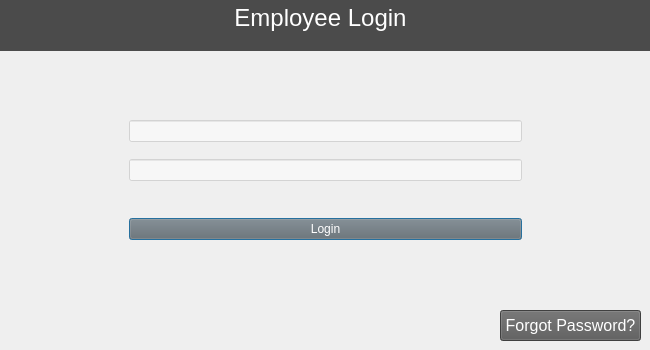
Old version of the form loginwindow.ui in the repository rbalta/BulkClubProject.
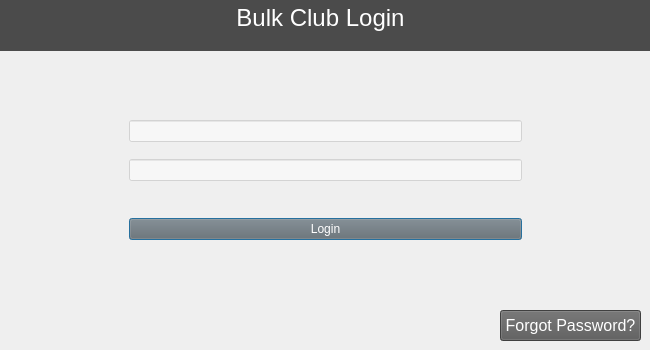
New version of the form.

The edit to the form file:
```diff
--- a/loginwindow.ui
+++ b/loginwindow.ui
@@ -68,7 +68,7 @@
 li.unchecked::marker { content: &quot;\2610&quot;; }
 li.checked::marker { content: &quot;\2612&quot;; }
 &lt;/style&gt;&lt;/head&gt;&lt;body style=&quot; font-family:'Segoe UI'; font-size:14pt; font-weight:400; font-style:normal;&quot;&gt;
-&lt;p align=&quot;center&quot; style=&quot; margin-top:0px; margin-bottom:0px; margin-left:0px; margin-right:0px; -qt-block-indent:0; text-indent:0px;&quot;&gt;&lt;span style=&quot; font-size:18pt;&quot;&gt;Employee Login&lt;/span&gt;&lt;/p&gt;&lt;/body&gt;&lt;/html&gt;</string>
+&lt;p align=&quot;center&quot; style=&quot; margin-top:0px; margin-bottom:0px; margin-left:0px; margin-right:0px; -qt-block-indent:0; text-indent:0px;&quot;&gt;&lt;span style=&quot; font-size:18pt;&quot;&gt;Bulk Club Login&lt;/span&gt;&lt;/p&gt;&lt;/body&gt;&lt;/html&gt;</string>
    </property>
    <property name="textInteractionFlags">
     <set>Qt::NoTextInteraction</set>
```
